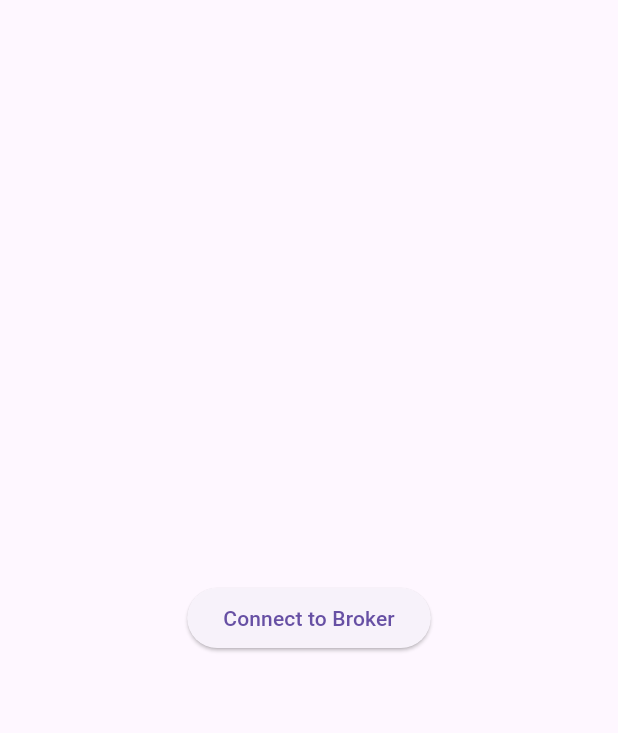
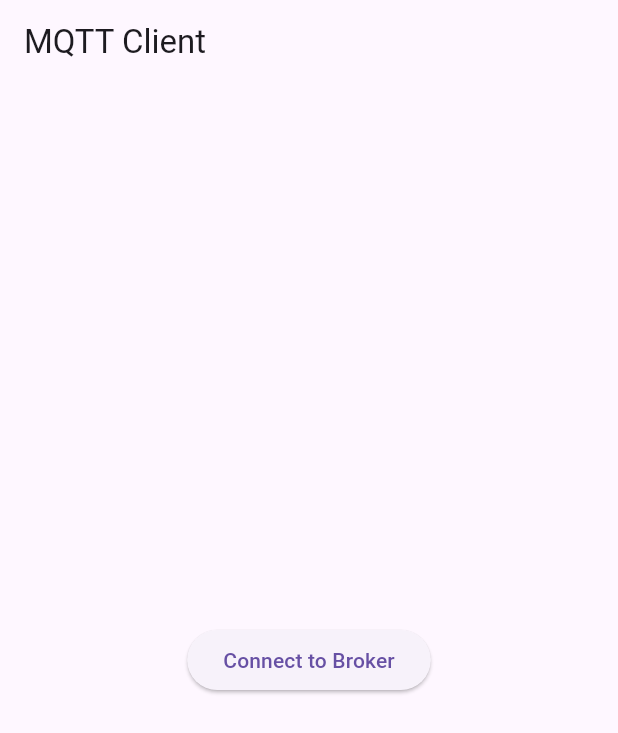
Before and after one commit to MohammadAlZaroo/Image-Transfer-using-MQTT, a Flutter app: the screen it shows after launch, on a phone screen of 412 x 824 dp. Shown: the top 733 px of the screen. Run offline on Flutter 3.47's test engine with Material 3 defaults, Android fonts, the phone set to English and light mode, and no system bars; missing offline and left inert: mqtt_client.

Commit message:
added app bar in home page

```diff
--- a/lib/features/home/home_page.dart
+++ b/lib/features/home/home_page.dart
@@ -32,6 +32,7 @@ class _HomePageState extends State<HomePage> {
   @override
   Widget build(BuildContext context) {
     return Scaffold(
+      appBar: AppBar(title: const Text("MQTT Client"),),
       body: Center(
         child: loading
             ? const CircularProgressIndicator()
```
